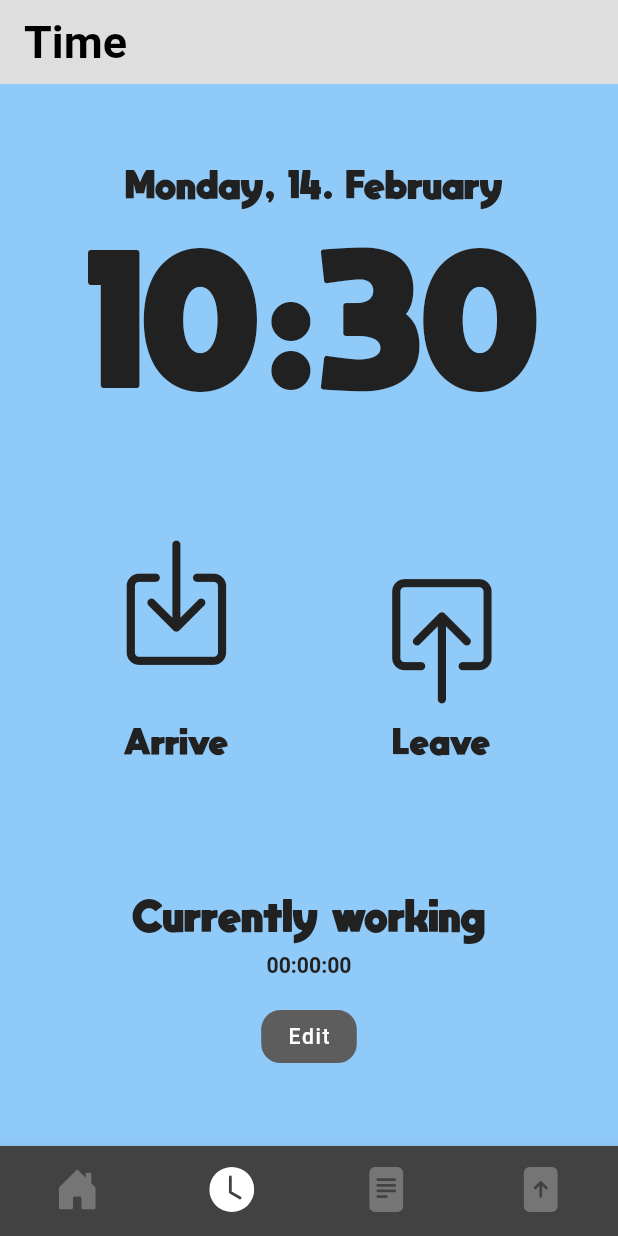
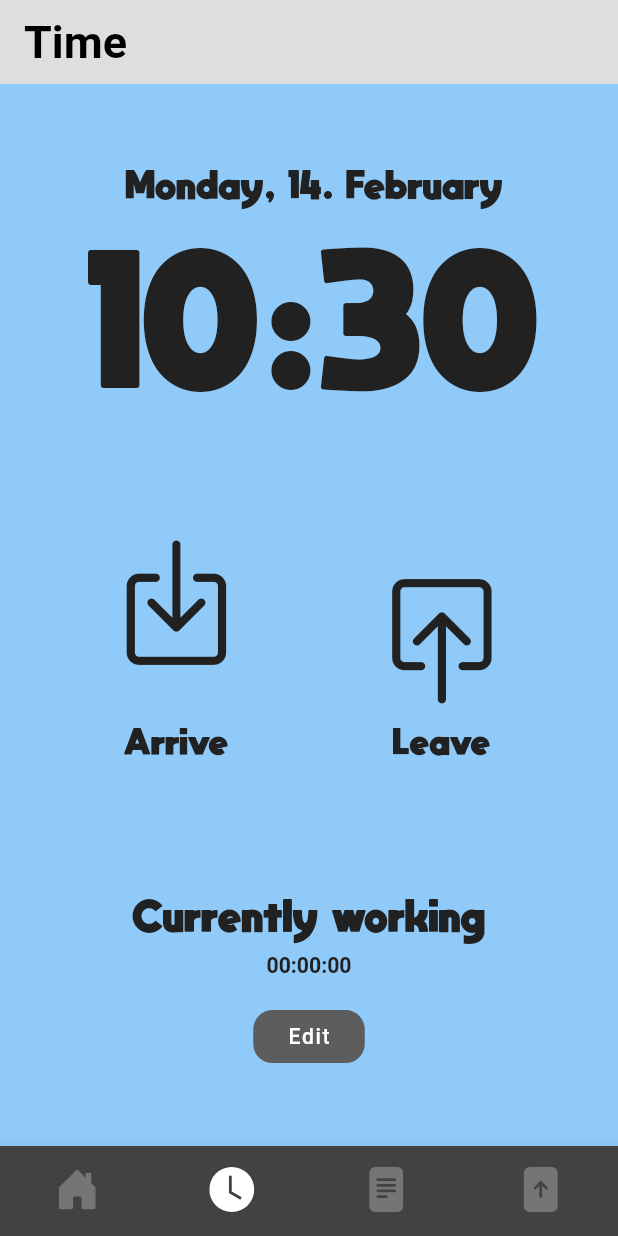
Before and after one commit to lenny1400/diplomarbeit, a Flutter app: the screen it shows once a user with an empty profile is signed in, item 2 of the bottom bar chosen, on a phone screen of 412 x 824 dp. Run offline on Flutter 3.47's test engine with Material 2 defaults, Android fonts, the phone set to English and light mode, and no system bars; our stand-ins replace bootstrap_icons, camera, csv, file_picker, firebase_auth, firebase_core and 8 more; missing offline and left inert: dart:ffi; accounts and stored records are empty.

Commit message:
Internationalization Data | small Bugfixes

```diff
--- a/lib/custom_widgets/language.dart
+++ b/lib/custom_widgets/language.dart
@@ -23,6 +23,13 @@ class Languages extends Translations {
       'ho_title1':'Not finished',
       'ho_title2':'Finished',
       'ho_subtitle1':'See all',
+      'ho_titleTasks':'Tasks:',
+      'ho_noTasks':'No tasks :(',
+      //detailedTask
+      'ho_appbarDetailedTask':'Task',
+      'ho_signature':'Signature of the customer:',
+      'ho_buttonBack':'Back',
+
 
       //AllTasks
       'at_appbar1':'All Tasks',
@@ -96,6 +103,32 @@ class Languages extends Translations {
       'ta_titleActivity':'Performed Activity',
       'ta_titleMaterial':'Material expenses',
       'ta_titlePictures':'Pictures',
+
+      //Data
+      'da_appbarData':'Data',
+      'da_import':'Import Data',
+      'da_appbarImportFiles':'Import Files',
+      'da_device':'From Device',
+      'da_database':'From Database',
+      'da_appbarFromFiles':'From Files',
+      'da_pick':'Pick File',
+      'da_appbarSelectedFile':'Selected File',
+      'da_File':'File',
+      'da_Size':'Size',
+      'da_Date':'Date added',
+      'da_appbarNoFile':'No File Found',
+      'da_goBack':'Go Back',
+
+      'da_export':'Export Data',
+      'da_appbarExport':'Export Data',
+      'da_appbarOptions':'Export Options',
+      'da_titleExport':'Select a period of time',
+      'da_EnterDate':'Enter Date',
+      'da_ErrorDate':'Date is not selected',
+
+      'da_manage':'Manage Tasks',
+      'da_appbarManage':'Manage Tasks',
+      'da_titleManage':'Tasks',
     },
     'de_DE': {
       //Settings
@@ -117,6 +150,13 @@ class Languages extends Translations {
       'ho_title1':'Nicht abgeschlossen',
       'ho_title2':'Abgeschlossen',
       'ho_subtitle1':'Alle anzeigen',
+      'ho_titleTasks':'Aufgaben:',
+      'ho_noTasks':'Keine Aufgaben :(',
+      //detailedTask
+      'ho_appbarDetailedTask':'Aufgabe',
+      'ho_signature':'Unterschrift des Kunden:',
+      'ho_buttonBack':'Zurück',
+
 
       //AllTasks
       'at_appbar1':'Alle Aufgaben',
@@ -190,6 +230,32 @@ class Languages extends Translations {
       'ta_titleActivity':'Durchgeführte Tätigkeit',
       'ta_titleMaterial':'Materialaufwand',
       'ta_titlePictures':'Bilder',
+
+      //Data
+      'da_appbarData':'Daten',
+      'da_import':'Daten importieren',
+      'da_appbarImportFiles':'Importieren von Daten',
+      'da_device':'Vom Gerät aus',
+      'da_database':'Von der Datenbank aus',
+      'da_appbarFromFiles':'Aus den Dateien',
+      'da_pick':'Datei auswählen',
+      'da_appbarSelectedFile':'Ausgewählte Datei',
+      'da_File':'Datei',
+      'da_Size':'Größe',
+      'da_Date':'Hinzugefügtes Datum',
+      'da_appbarNoFile':'Datei nicht gefunden',
+      'da_goBack':'Zurückgehen',
+
+      'da_export':'Daten exportieren',
+      'da_appbarExport':'Exportieren von Daten',
+      'da_appbarOptions':'Optionen für den Export',
+      'da_titleExport':'Wählen Sie einen Zeitraum',
+      'da_EnterDate':'Datum eingeben',
+      'da_ErrorDate':'Das Datum ist nicht ausgewählt',
+
+      'da_manage':'Aufgaben verwalten',
+      'da_appbarManage':'Aufgaben verwalten',
+      'da_titleManage':'Aufgaben',
     }
   };
 }
--- a/lib/main_screens/home_screen.dart
+++ b/lib/main_screens/home_screen.dart
@@ -106,7 +106,7 @@ class _MyHomePageState extends State<MyHomePage> {
               padding: const EdgeInsets.only(right: 20.0),
               child: GestureDetector(
                 onTap: () {
-                  Navigator.push(context, MaterialPageRoute(builder: (_) => const SettingsPage(title: 'Settings',)));
+                  Navigator.push(context, MaterialPageRoute(builder: (_) => const SettingsPage(title: "se_appbar1")));
                 },
                 child: const Icon(
                     Icons.settings
--- a/lib/main_screens/time_screen.dart
+++ b/lib/main_screens/time_screen.dart
@@ -516,7 +516,7 @@ class _TimePageState extends State<TimePage> {
                       ),
                       SizedBox(
                         height: MediaQuery.of(context).size.height*0.05,
-                        width: MediaQuery.of(context).size.width*0.18,
+                        width: MediaQuery.of(context).size.width*0.21,
                         child: FloatingActionButton(
                           elevation: 0,
                           onPressed: () async {
--- a/lib/responsive_screens/data/data_screens/export/exportfiles.dart
+++ b/lib/responsive_screens/data/data_screens/export/exportfiles.dart
@@ -1,6 +1,7 @@
 import 'package:flutter/cupertino.dart';
 import 'package:flutter/material.dart';
 import 'package:flutter/services.dart';
+import 'package:get/get_utils/src/extensions/internacionalization.dart';
 import 'package:shared_preferences/shared_preferences.dart';
 
 import '../../../../themes.dart';
@@ -76,7 +77,7 @@ class _ExportFilesPageState extends State<ExportFilesPage> {
     return Scaffold(
       backgroundColor: theme.backgroundColor,
       appBar: AppBar(
-          title: Text("Export Data",
+          title: Text("da_appbarExport".tr,
             style: theme.textTheme.caption,
           ),
           elevation: 0,
--- a/lib/responsive_screens/data/data_screens/taskmanagement/taskmanagement.dart
+++ b/lib/responsive_screens/data/data_screens/taskmanagement/taskmanagement.dart
@@ -1,5 +1,6 @@
 import 'package:flutter/cupertino.dart';
 import 'package:flutter/material.dart';
+import 'package:get/get_utils/src/extensions/internacionalization.dart';
 
 import '../../../../themes.dart';
 
@@ -27,7 +28,7 @@ class _TaskManagementState extends State<TaskManagement> {
   @override
   Widget build(BuildContext context) {
     return MaterialApp(
-      home: ManagementPage(title: 'Manage Tasks'),
+      home: ManagementPage(title: 'da_appbarManage'.tr),
       debugShowCheckedModeBanner: false,
       theme: CustomTheme.lightTheme,
       darkTheme: CustomTheme.darkTheme,
@@ -63,7 +64,7 @@ class _ManagementPageState extends State<ManagementPage> {
           fit: BoxFit.fitHeight,
           alignment: Alignment.center,
           child: Container(
-            child: Text("Tasks"),
+            child: Text("da_titleManage".tr),
           ),
         ),
       ),
--- a/lib/responsive_screens/home/home_widgets/responsive_mobile.dart
+++ b/lib/responsive_screens/home/home_widgets/responsive_mobile.dart
@@ -107,7 +107,7 @@ class _MobileHomeState extends State<MobileHome> {
                 child: Align(
                   alignment: Alignment.centerLeft,
                   child: Text(
-                    "Tasks:",
+                    "ho_titleTasks".tr,
                     style: TextStyle(
                         color: theme.dividerColor,
                         fontSize: _cons3,
@@ -129,7 +129,7 @@ class _MobileHomeState extends State<MobileHome> {
                         child: Align(
                           alignment: Alignment.center,
                           child: Text(
-                            "No tasks :(",
+                            "ho_noTasks".tr,
                             style: TextStyle(
                                 color: Colors.black,
                                 fontSize: _cons3,
--- a/lib/responsive_screens/home/settings.dart
+++ b/lib/responsive_screens/home/settings.dart
@@ -86,7 +86,7 @@ class _SettingsPageState extends State<SettingsPage> {
     return Scaffold(
       backgroundColor: theme.backgroundColor,
         appBar: AppBar(
-          title: Text(widget.title,
+          title: Text(widget.title.tr,
           style: theme.textTheme.caption,
             ),
           elevation: 0,
```
Also changed, not shown: lib/main_screens/data_screen.dart (+6 -5 lines), lib/responsive_screens/data/data_screens/export/exportconfig.dart (+7 -6 lines), lib/responsive_screens/data/data_screens/import/fromfiles.dart (+9 -8 lines), lib/responsive_screens/data/data_screens/import/importfiles.dart (+4 -3 lines), lib/responsive_screens/home/detailed_task.dart (+4 -3 lines).
